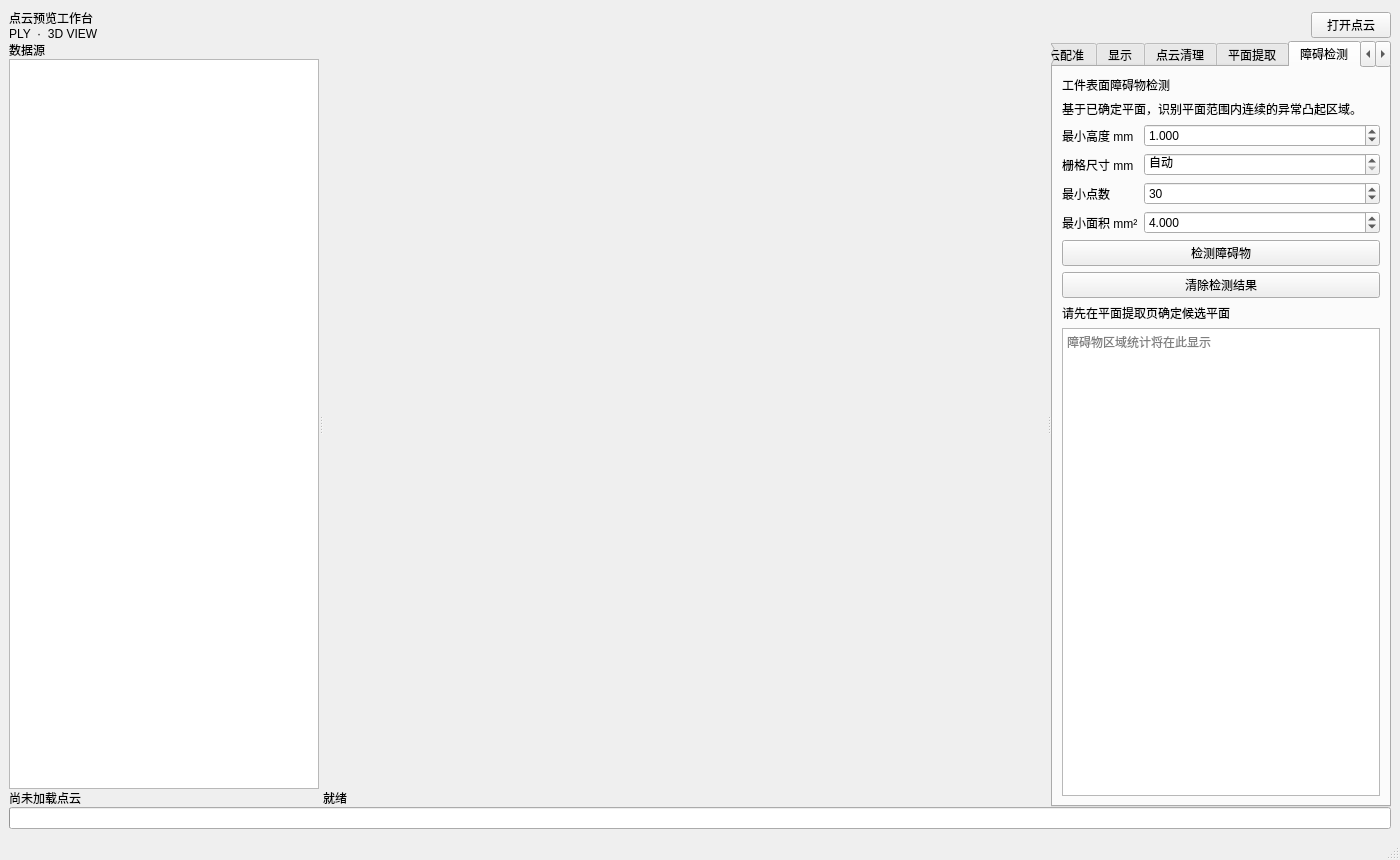
This is mainwindow.ui in chenzhenjia/pointcloudsuite as Qt 5 draws it before an edit. The edited form follows.
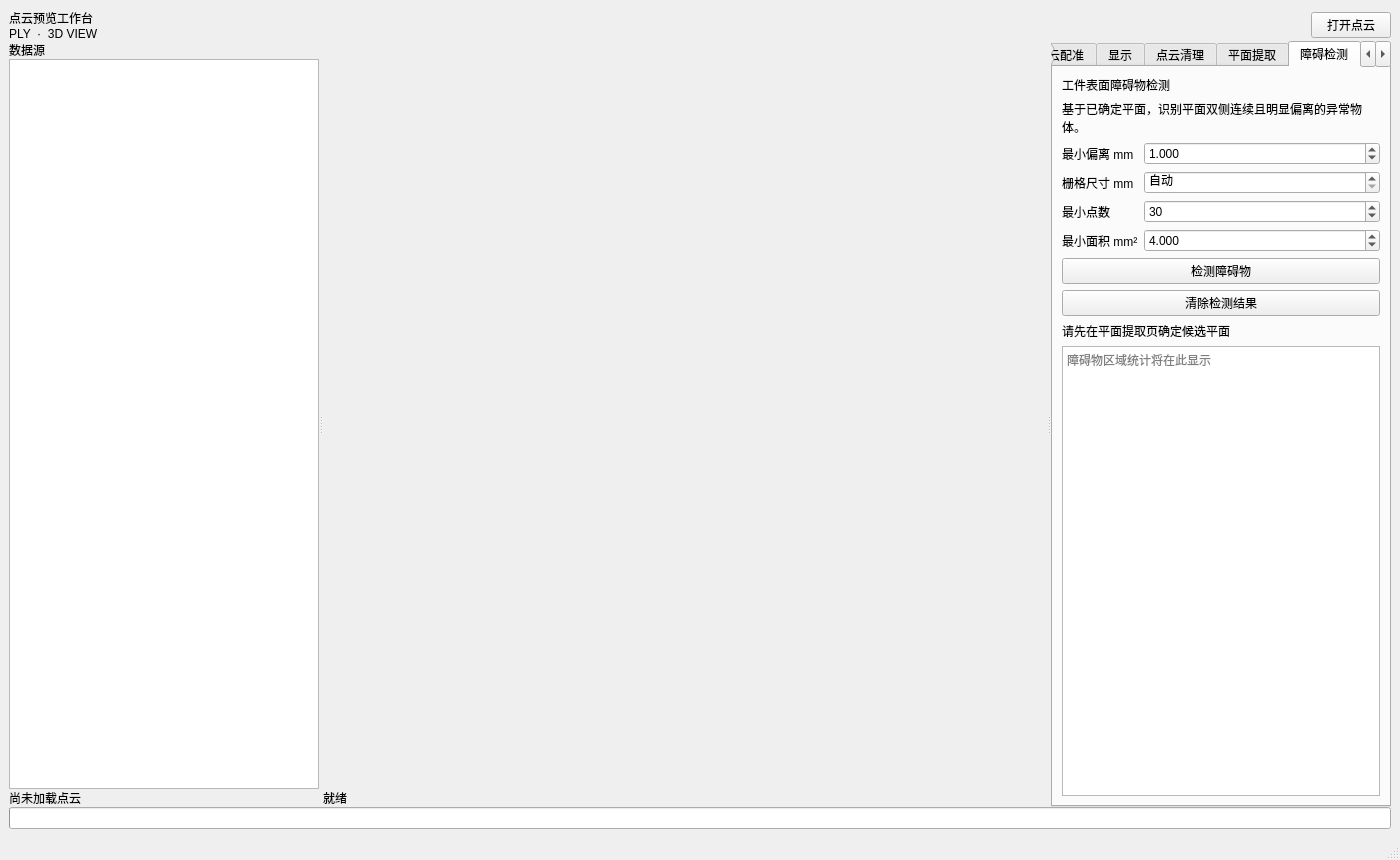
This is the edited form. The open tabs and pages were chosen to show the change.

Diff of the .ui file:
```diff
--- a/mainwindow.ui
+++ b/mainwindow.ui
@@ -600,7 +600,7 @@
             <item>
              <widget class="QLabel" name="lbl_obstacle_hint">
               <property name="text">
-               <string>基于已确定平面，识别平面范围内连续的异常凸起区域。</string>
+               <string>基于已确定平面，识别平面双侧连续且明显偏离的异常物体。</string>
               </property>
               <property name="wordWrap">
                <bool>true</bool>
@@ -612,7 +612,7 @@
               <item row="0" column="0">
                <widget class="QLabel" name="lbl_obstacle_height">
                 <property name="text">
-                 <string>最小高度 mm</string>
+                 <string>最小偏离 mm</string>
                 </property>
                </widget>
               </item>
```
